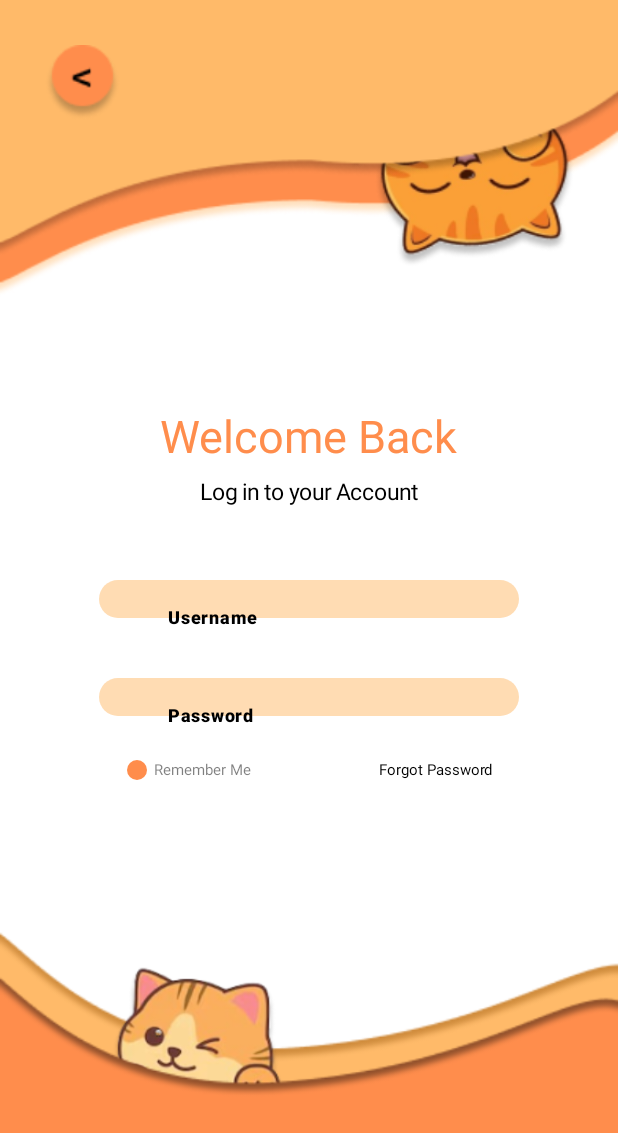
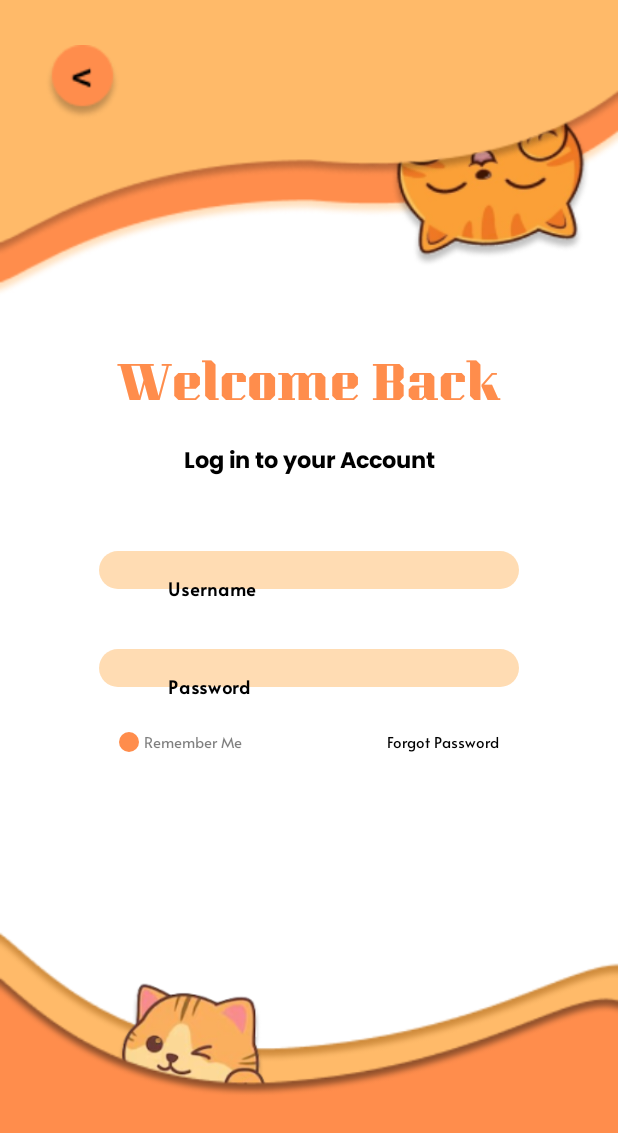
Before and after one commit to macalingagerald/PetPal_diffVer, an Android app built with Jetpack Compose: the screen it shows after launch (MainActivity), on a phone screen of 412 x 824 dp. Shown: the top 1133 px of the screen. Run offline under Robolectric (Android 15) with nearby library versions, the phone set to English and light mode, and no system bars; our stand-ins replace constraintlayout-compose.

Commit message:
gegegegege - Ge

```diff
--- a/PetPal2/app/src/main/java/com/example/petpal/MainActivity.kt
+++ b/PetPal2/app/src/main/java/com/example/petpal/MainActivity.kt
@@ -9,6 +9,7 @@ import androidx.compose.foundation.background
 import androidx.compose.foundation.clickable
 import androidx.compose.foundation.layout.Arrangement
 import androidx.compose.foundation.layout.Box
+import androidx.compose.foundation.layout.BoxWithConstraints
 import androidx.compose.foundation.layout.Column
 import androidx.compose.foundation.layout.PaddingValues
 import androidx.compose.foundation.layout.Row
@@ -21,6 +22,7 @@ import androidx.compose.foundation.layout.offset
 import androidx.compose.foundation.layout.padding
 import androidx.compose.foundation.layout.safeDrawingPadding
 import androidx.compose.foundation.layout.size
+import androidx.compose.foundation.layout.width
 import androidx.compose.foundation.shape.CircleShape
 import androidx.compose.foundation.shape.RoundedCornerShape
 import androidx.compose.material3.Button
@@ -46,6 +48,7 @@ import com.example.petpal.ui.theme.PetPalTheme
 import com.example.petpal.ui.theme.alata
 import com.example.petpal.ui.theme.kumarOne
 import com.example.petpal.ui.theme.light_orange
+import com.example.petpal.ui.theme.poppinsBold
 import com.example.petpal.ui.theme.smth_black
 import com.example.petpal.ui.theme.smth_orange
 
@@ -64,42 +67,51 @@ class MainActivity : ComponentActivity() {
 fun LoginScreen() {
     ConstraintLayout(
         modifier = Modifier
+            .fillMaxSize()
             .background(Color.White)
             .safeDrawingPadding()
     ) {
-        val (topdesign, topdesign1, topdesign2, topcat, backButton, welcomeText, loginText, uNameInput, passInput, rememberBtn, forgotBtn, signUpBtn) = createRefs()
+        val (
+            topdesign,
+            textdesign,
+            botdesign,
+            topD2,
+            topCat,
+            botD1,
+            botD2,
+            botCat,
+            uNameInp,
+            passInp,
+            rememberInp,
+            forgotP
+        ) = createRefs()
 
-        Column(
+        BoxWithConstraints(
             modifier = Modifier
-                .fillMaxSize()
+                .fillMaxWidth()
                 .constrainAs(topdesign) {
                     top.linkTo(parent.top)
-                    start.linkTo(parent.start)
-                    end.linkTo(parent.end)
-                    bottom.linkTo(parent.bottom)
                 }
         ) {
-            Box(
-                modifier = Modifier
-                    .fillMaxWidth(),
-                contentAlignment = Alignment.TopCenter
-            ) {
+            val constraint = this
+
             Image(
                 painter = painterResource(id = R.drawable.topdesign1),
                 contentDescription = null,
                 modifier = Modifier
                     .fillMaxWidth()
                     .height(400.dp),
-                    alignment = Alignment.TopCenter
+                Alignment.TopCenter
             )
+
             Image(
                 painter = painterResource(id = R.drawable.topcat),
                 contentDescription = null,
                 modifier = Modifier
                     .size(250.dp)
                     .offset(y = (4).dp)
-                        .offset(x = (70).dp),
-                    alignment = Alignment.TopEnd
+                    .align(Alignment.TopEnd),
+                Alignment.TopEnd
             )
 
             Image(
@@ -108,7 +120,7 @@ fun LoginScreen() {
                 modifier = Modifier
                     .fillMaxWidth()
                     .height(360.dp),
-                    alignment = Alignment.TopCenter
+                Alignment.TopCenter
             )
 
             Image(
@@ -116,21 +128,27 @@ fun LoginScreen() {
                 contentDescription = null,
                 modifier = Modifier
                     .size(50.dp)
-                        .offset(y = (30.dp))
-                        .offset(x = (30.dp))
+                    .offset(y = (30).dp)
+                    .offset(x = (30).dp)
                     .align(Alignment.TopStart)
                     .clickable { }
             )
-
+        }
         Column(
             modifier = Modifier
-                        .fillMaxHeight(),
+                .fillMaxHeight()
+                .constrainAs(textdesign) {
+                    top.linkTo(parent.top)
+                    start.linkTo(parent.start)
+                    end.linkTo(parent.end)
+                    bottom.linkTo(parent.bottom)
+                },
             horizontalAlignment = Alignment.CenterHorizontally,
             verticalArrangement = Arrangement.Center
         ) {
             Text(
                 text = "Welcome Back",
-                        //fontFamily = kumarOne,
+                fontFamily = kumarOne,
                 fontSize = 30.sp,
                 color = smth_orange,
                 modifier = Modifier
@@ -139,7 +157,7 @@ fun LoginScreen() {
 
             Text(
                 text = "Log in to your Account",
-                        //fontFamily = poppinsBold,
+                fontFamily = poppinsBold,
                 fontSize = 15.sp,
                 color = Color.Black,
                 modifier = Modifier
@@ -169,7 +187,7 @@ fun LoginScreen() {
                 label = {
                     Text(
                         text = "Username",
-                                //fontFamily = alata,
+                        fontFamily = alata,
                         fontSize = 12.sp,
                         color = Color.Black,
                         fontWeight = FontWeight.ExtraBold,
@@ -204,7 +222,7 @@ fun LoginScreen() {
                 label = {
                     Text(
                         text = "Password",
-                                //fontFamily = alata,
+                        fontFamily = alata,
                         fontSize = 12.sp,
                         color = Color.Black,
                         fontWeight = FontWeight.ExtraBold,
@@ -217,7 +235,9 @@ fun LoginScreen() {
 
             Row(
                 modifier = Modifier
-                            .fillMaxWidth(),
+                    .fillMaxWidth()
+                    .padding(start = 30.dp, end = 30.dp)
+                    .padding(vertical = 30.dp),
                 horizontalArrangement = Arrangement.Center
             ) {
                 Button(
@@ -229,51 +249,48 @@ fun LoginScreen() {
                     ),
                     modifier = Modifier
                         .size(13.dp)
-                                .offset(y = (29).dp)
-                                .offset(x = (-45).dp)
                 ) {
+
                 }
 
                 Text(
                     text = "Remember Me",
-                            //fontFamily = alata,
+                    fontFamily = alata,
                     fontSize = 10.sp,
                     color = smth_black,
                     modifier = Modifier
-                                .offset(y = (30).dp)
-                                .offset(x = (-40).dp)
+                        .offset(x = (3).dp)
                 )
+
+                Spacer(modifier = Modifier.width(100.dp))
 
                 Text(
                     text = "Forgot Password",
-                            //fontFamily = alata,
+                    fontFamily = alata,
                     fontSize = 10.sp,
                     color = Color.Black,
                     modifier = Modifier
-                                .offset(y = (30).dp)
-                                .offset(x = (45).dp)
                 )
             }
         }
 
-                Column(
-                    modifier = Modifier
-                        .fillMaxHeight()
-                        .fillMaxWidth(),
-                    verticalArrangement = Arrangement.Bottom
-                ) {
-                    Box(
+        BoxWithConstraints(
             modifier = Modifier
                 .fillMaxWidth()
+                .constrainAs(botdesign) {
+                    bottom.linkTo(parent.bottom)
+                }
         ) {
+            val botdesing = this
+
             Image(
                 painter = painterResource(id = R.drawable.botdesign1),
                 contentDescription = null,
                 modifier = Modifier
                     .fillMaxWidth()
-                                .height(395.dp)
+                    .height(360.dp)
                     .align(Alignment.BottomCenter),
-                            alignment = Alignment.BottomCenter
+                Alignment.BottomCenter
             )
 
             Image(
@@ -281,9 +298,9 @@ fun LoginScreen() {
                 contentDescription = null,
                 modifier = Modifier
                     .size(250.dp)
-                                .offset(y = (122).dp)
-                                .offset(x = (20).dp),
-                            alignment = Alignment.BottomCenter
+                    .align(Alignment.BottomStart)
+                    .padding(start = 30.dp)
+                    .padding(bottom = 30.dp)
             )
 
             Image(
@@ -293,11 +310,8 @@ fun LoginScreen() {
                     .fillMaxWidth()
                     .height(360.dp)
                     .align(Alignment.BottomCenter),
-                            alignment = Alignment.BottomCenter
+                Alignment.BottomCenter
             )
         }
     }
 }
-        }
-    }
-}
```
Also changed, not shown: 421 other files. Lines whose indentation alone changed are shown as unchanged.
